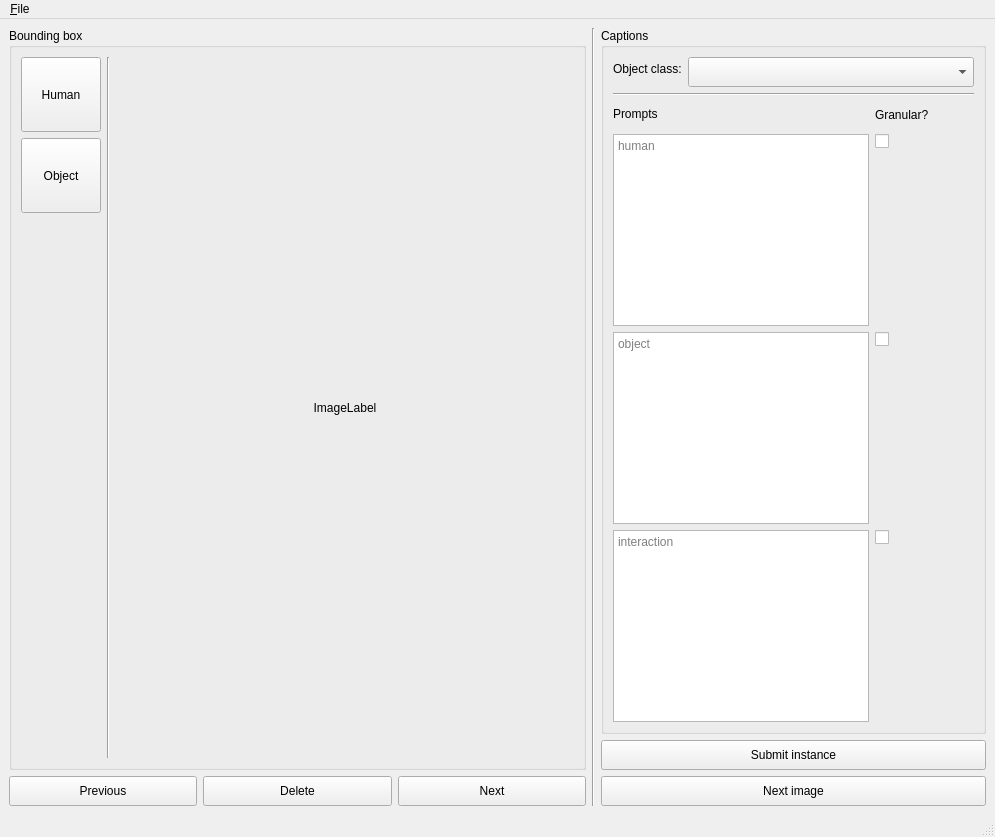
Qt form Main/Ui/main_window.ui (cileong/annote-ui) before a commit.
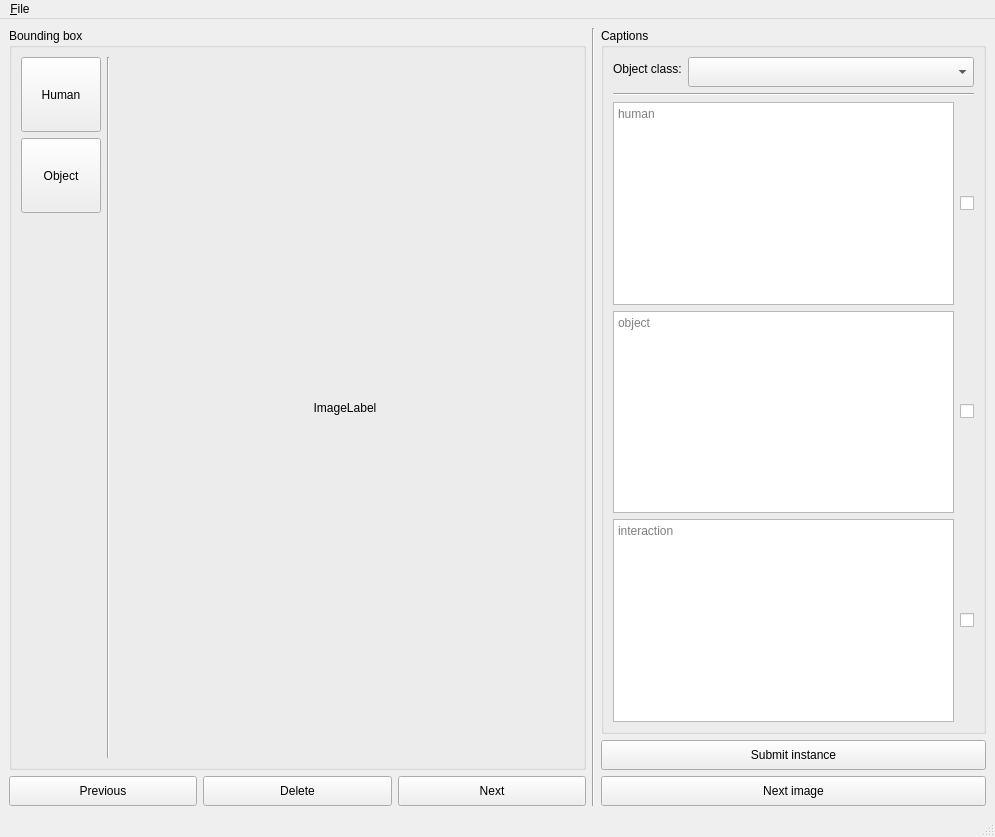
The same form after that commit. Icons and pictures are not drawn.

Diff of the .ui file:
```diff
--- a/Main/Ui/main_window.ui
+++ b/Main/Ui/main_window.ui
@@ -178,68 +178,60 @@
           </widget>
          </item>
          <item>
-          <layout class="QFormLayout" name="formLayout_3">
-           <property name="labelAlignment">
-            <set>Qt::AlignLeading|Qt::AlignLeft|Qt::AlignVCenter</set>
-           </property>
-           <property name="formAlignment">
-            <set>Qt::AlignCenter</set>
-           </property>
-           <item row="1" column="0">
+          <layout class="QVBoxLayout" name="verticalLayout_3">
+           <item>
+            <layout class="QHBoxLayout" name="horizontalLayout_6">
+             <item>
             <widget class="QPlainTextEdit" name="hEdit">
              <property name="placeholderText">
               <string>human</string>
              </property>
             </widget>
            </item>
-           <item row="1" column="1">
-            <widget class="QCheckBox" name="checkBox">
+             <item>
+              <widget class="QCheckBox" name="isGranularHuman">
              <property name="text">
               <string/>
              </property>
             </widget>
            </item>
-           <item row="2" column="0">
+            </layout>
+           </item>
+           <item>
+            <layout class="QHBoxLayout" name="horizontalLayout">
+             <item>
             <widget class="QPlainTextEdit" name="oEdit">
              <property name="placeholderText">
               <string>object</string>
              </property>
             </widget>
            </item>
-           <item row="3" column="0">
+             <item>
+              <widget class="QCheckBox" name="isGranularObject">
+               <property name="text">
+                <string/>
+               </property>
+              </widget>
+             </item>
+            </layout>
+           </item>
+           <item>
+            <layout class="QHBoxLayout" name="horizontalLayout_5">
+             <item>
             <widget class="QPlainTextEdit" name="iEdit">
              <property name="placeholderText">
               <string>interaction</string>
              </property>
             </widget>
            </item>
-           <item row="3" column="1">
-            <widget class="QCheckBox" name="checkBox_3">
+             <item>
+              <widget class="QCheckBox" name="isGranularInteraction">
              <property name="text">
               <string/>
              </property>
             </widget>
            </item>
-           <item row="0" column="0">
-            <widget class="QLabel" name="label">
-             <property name="text">
-              <string>Prompts</string>
-             </property>
-            </widget>
-           </item>
-           <item row="0" column="1">
-            <widget class="QLabel" name="label_2">
-             <property name="text">
-              <string>Granular?</string>
-             </property>
-            </widget>
-           </item>
-           <item row="2" column="1">
-            <widget class="QCheckBox" name="checkBox_2">
-             <property name="text">
-              <string/>
-             </property>
-            </widget>
+            </layout>
            </item>
           </layout>
          </item>
```
Lines whose indentation alone changed are shown as unchanged.
